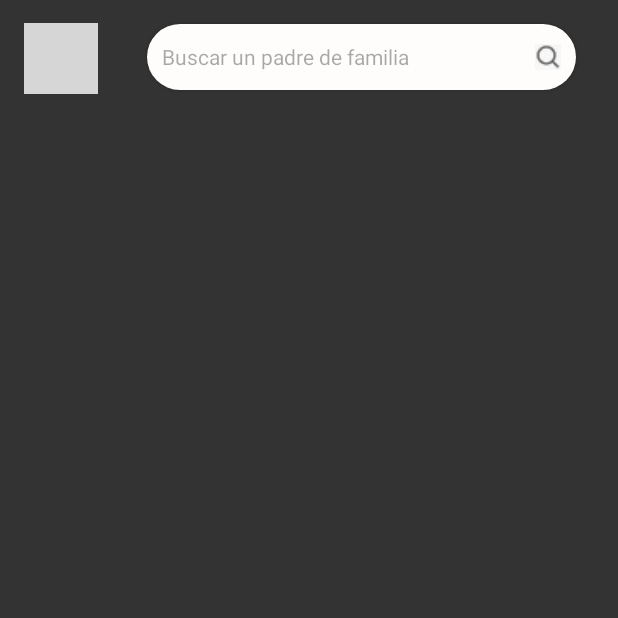
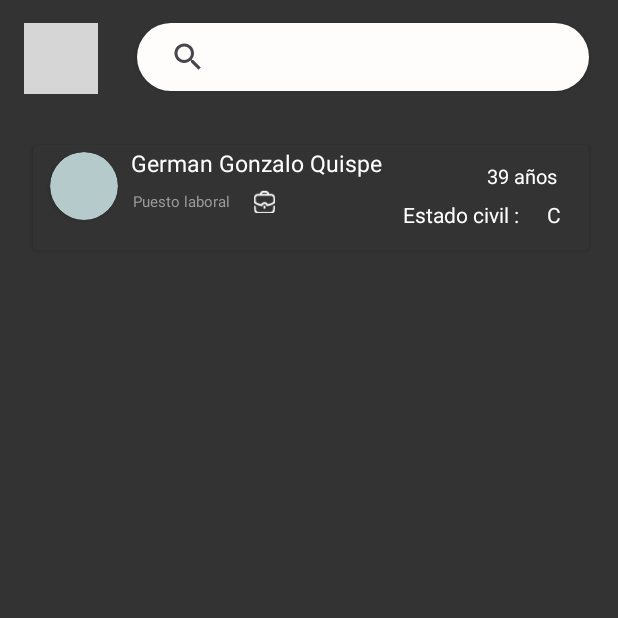
Before and after one commit to DhenisGit/Figuras_geometricas, an Android app: the PadreActivity screen opened directly, with no data from a screen before it, on a phone screen of 412 x 824 dp, the top half of it. Run offline under Robolectric (Android 15) with nearby library versions, the phone set to English and light mode, and no system bars; grey boxes are pictures that could not be loaded.

Commit message:
cambios terceros

```diff
--- a/app/src/main/java/com/dhenis/polomorfismo/PadreActivity.java
+++ b/app/src/main/java/com/dhenis/polomorfismo/PadreActivity.java
@@ -2,13 +2,56 @@ package com.dhenis.polomorfismo;
 
 import androidx.appcompat.app.AppCompatActivity;
 
+import android.content.Context;
+import android.widget.ImageView;
 import android.os.Bundle;
+import android.view.View;
+import android.app.SearchManager;
+import android.widget.SearchView;
+import android.widget.TextView;
+import android.widget.TextView;
+
 
 public class PadreActivity extends AppCompatActivity {
+
+    private SearchView searchView;
 
     @Override
     protected void onCreate(Bundle savedInstanceState) {
         super.onCreate(savedInstanceState);
         setContentView(R.layout.lista_padre);
+
+        ImageView btnRegresar = findViewById(R.id.btnRegresar2);
+        btnRegresar.setOnClickListener(new View.OnClickListener() {
+            @Override
+            public void onClick(View v) {
+                onBackPressed();
+            }
+        });
+
+        //TextView textViewIncluido = findViewById(R.id.include);
+        ///textViewIncluido.setText("Texto cambiado desde el código");
+
+        searchView = findViewById(R.id.miSearchView);
+        SearchManager searchManager = (SearchManager) getSystemService(Context.SEARCH_SERVICE);
+        searchView.setSearchableInfo(searchManager.getSearchableInfo(getComponentName()));
+        searchView.setOnQueryTextListener(new SearchView.OnQueryTextListener() {
+            @Override
+            public boolean onQueryTextSubmit(String query) {
+
+                return false;
+            }
+
+            @Override
+            public boolean onQueryTextChange(String newText) {
+
+                filterList(newText);
+                return true;
+            }
+        });
+    }
+
+    private void filterList(String query) {
+
     }
 }
--- a/app/src/main/res/layout/lista_elementos.xml
+++ b/app/src/main/res/layout/lista_elementos.xml
@@ -9,6 +9,7 @@
     android:backgroundTint="#333"
     android:elevation="4dp"
     app:cardUseCompatPadding="true">
+
 
     <LinearLayout
         android:layout_width="match_parent"
@@ -84,7 +85,7 @@
                 android:layout_marginEnd="20dp"
                 android:layout_marginRight="6dp"
                 android:layout_marginTop="10dp"
-                android:text="39 aÃ±os"
+                android:text="39 años"
                 android:textSize="13sp" />
             <TextView
                 android:layout_width="wrap_content"
@@ -106,4 +107,6 @@
         </RelativeLayout>
     </LinearLayout>
 
+
+
 </androidx.cardview.widget.CardView>
--- a/app/src/main/res/layout/lista_padre.xml
+++ b/app/src/main/res/layout/lista_padre.xml
@@ -17,6 +17,7 @@
         app:layout_constraintStart_toStartOf="parent"
         app:layout_constraintTop_toTopOf="parent">
 
+
         <ImageView
             android:id="@+id/btnRegresar2"
             android:layout_width="33dp"
@@ -26,24 +27,47 @@
             app:layout_constraintEnd_toEndOf="parent"
             app:layout_constraintStart_toStartOf="parent"
             app:layout_constraintTop_toTopOf="parent" />
+
     </androidx.constraintlayout.widget.ConstraintLayout>
 
-    <EditText
-        android:id="@+id/editTextText6"
-        android:layout_width="286dp"
-        android:layout_height="44dp"
-        android:layout_marginTop="16dp"
-        android:layout_marginEnd="28dp"
+    <LinearLayout
+        android:layout_width="match_parent"
+        android:layout_height="match_parent"
+        android:orientation="vertical"/>
+
+    <include
+        android:id="@+id/include"
+        layout="@layout/lista_elementos"
+        android:layout_width="377dp"
+        android:layout_height="78dp"
+        app:layout_constraintBottom_toBottomOf="parent"
+        app:layout_constraintEnd_toEndOf="parent"
+        app:layout_constraintHorizontal_bias="0.529"
+        app:layout_constraintStart_toStartOf="parent"
+        app:layout_constraintTop_toTopOf="parent"
+        app:layout_constraintVertical_bias="0.124"
+
+        />
+
+    <SearchView
+        android:id="@+id/miSearchView"
+        android:layout_width="301dp"
+        android:layout_height="45dp"
         android:background="@drawable/buscadorcircular"
-        android:drawableRight="@drawable/busqueda"
+        android:drawableEnd="@drawable/busqueda"
         android:elevation="2dp"
-        android:foregroundTint="#3F51B5"
-        android:hint="Buscar un padre de familia"
+        android:foregroundTint="@color/black"
+        android:queryHint="Buscar un padre de familia"
         android:inputType="text"
         android:padding="10dp"
         android:textSize="14sp"
         android:textStyle="normal"
+        app:layout_constraintBottom_toBottomOf="parent"
         app:layout_constraintEnd_toEndOf="parent"
-        app:layout_constraintTop_toTopOf="parent" />
+        app:layout_constraintHorizontal_bias="0.826"
+        app:layout_constraintStart_toStartOf="parent"
+        app:layout_constraintTop_toTopOf="parent"
+        app:layout_constraintVertical_bias="0.02" />
+
 
 </androidx.constraintlayout.widget.ConstraintLayout>
```
Also changed, not shown: app/src/main/java/com/dhenis/polomorfismo/MadreActivity.java (+10 -0 lines), app/src/main/res/layout/lista_madre.xml (+10 -8 lines).
